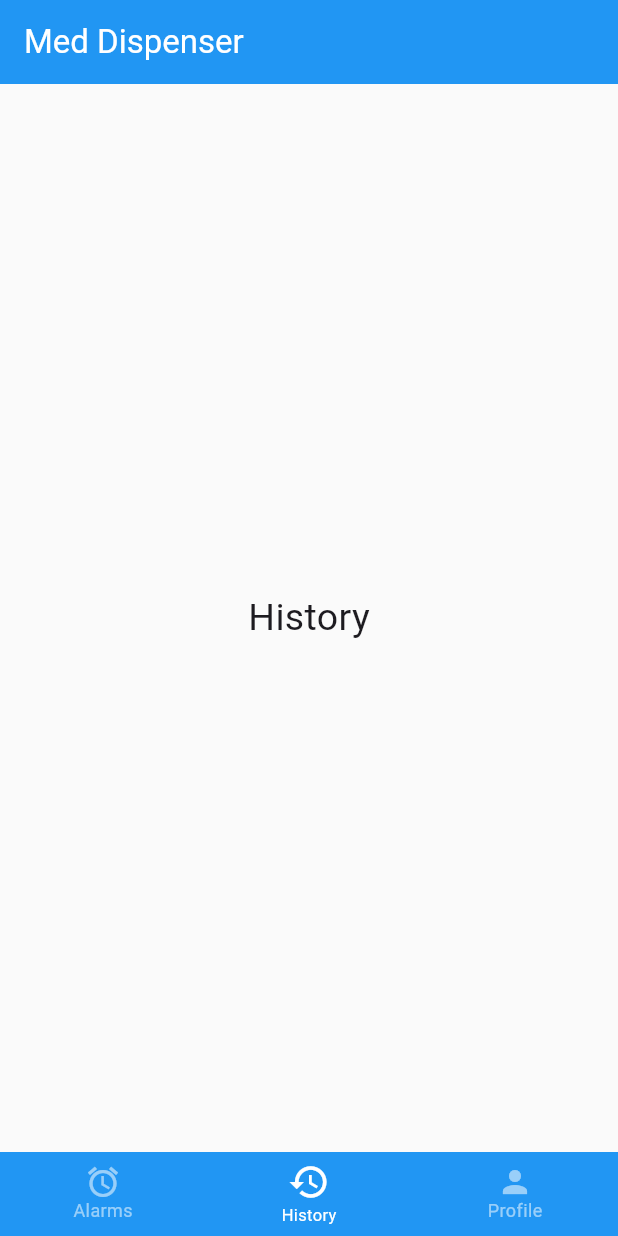
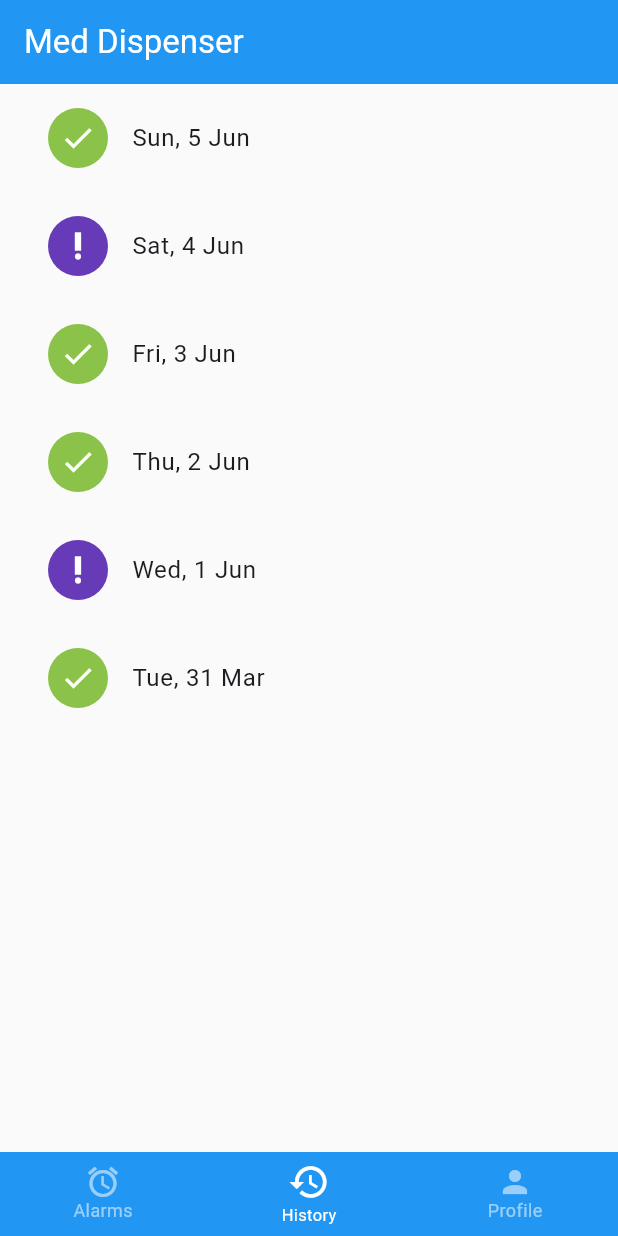
Before and after one commit to sam17012k1/MedDispenser, a Flutter app: the screen it shows after launch, item 2 of the bottom bar chosen, on a phone screen of 412 x 824 dp. Run offline on Flutter 3.47's test engine with Material 2 defaults, Android fonts, the phone set to English and light mode, and no system bars; our stand-ins replace firebase_database; accounts and stored records are empty.

Commit message:
UI and pages updated

```diff
--- /dev/null
+++ b/lib/pages/historyPage/historylandingpage.dart
@@ -0,0 +1,30 @@
+import 'package:flutter/material.dart';
+import './widgets.dart';
+
+class HistoryPage extends StatefulWidget {
+  const HistoryPage({Key? key}) : super(key: key);
+
+  @override
+  State<HistoryPage> createState() => _HistoryPageState();
+}
+
+class _HistoryPageState extends State<HistoryPage> {
+
+  @override
+  Widget build(BuildContext context) {
+    return Align(
+      alignment: Alignment.bottomCenter,
+      child: ListView(
+        padding: const EdgeInsets.fromLTRB(16, 0, 16, 0),
+        children: const [
+          MedicineStatus(check: true, day: 'Sun, 5 Jun',),
+          MedicineStatus(check: false, day: 'Sat, 4 Jun',),
+          MedicineStatus(check: true, day: 'Fri, 3 Jun',),
+          MedicineStatus(check: true, day: 'Thu, 2 Jun',),
+          MedicineStatus(check: false, day: 'Wed, 1 Jun',),
+          MedicineStatus(check: true, day: 'Tue, 31 Mar',),
+        ],
+      ),
+    );
+  }
+}
--- /dev/null
+++ b/lib/pages/historyPage/widgets.dart
@@ -0,0 +1,39 @@
+import 'package:flutter/material.dart';
+import './historypage.dart';
+
+
+class MedicineStatus extends StatelessWidget {
+  final bool check ;
+  final String day;
+  const MedicineStatus({
+    required this.check,
+    required this.day,
+    Key? key,
+  }) : super(key: key);
+
+  @override
+  Widget build(BuildContext context) {
+    return Padding(
+      padding: const EdgeInsets.only(top: 8, bottom: 8),
+      child: GestureDetector(
+        onTap: (){
+          Navigator.push( context,
+            MaterialPageRoute(builder: (context) => HistoryScreen(day: day)),
+          );
+        },
+        child: ListTile(
+          leading: check == true ?
+          const CircleAvatar(
+            backgroundColor: Colors.lightGreen,
+            child: Icon(Icons.check, color: Colors.white,),
+          )
+            : const CircleAvatar(
+            backgroundColor: Colors.deepPurple,
+            child: Icon(Icons.priority_high, color: Colors.white,),
+          ),
+          title: Text(day),
+        ),
+      ),
+    );
+  }
+}
--- a/lib/pages/homePage/homepage.dart
+++ b/lib/pages/homePage/homepage.dart
@@ -1,5 +1,7 @@
 import 'package:flutter/material.dart';
 import 'package:alarms_app/pages/alarmsPage/alarmspage.dart';
+import 'package:alarms_app/pages/historyPage/historypage.dart';
+import 'package:alarms_app/pages/historyPage/historylandingpage.dart';
 
 class HomePage extends StatefulWidget {
   const HomePage({Key? key}) : super(key: key);
@@ -11,29 +13,45 @@ class HomePage extends StatefulWidget {
 class _HomePageState extends State<HomePage> {
   int currIndex=0;
 
-  final screens=[
-    const Center(child: Text("History",style: TextStyle(fontSize: 25)),),
-    const Center(child: Text("Profile",style: TextStyle(fontSize: 25)),),
-  ];
-
   @override
   Widget build(BuildContext context) {
     return Scaffold(
       backgroundColor: const Color(0xFFFAFAFA),
+
+      // AppBar
       appBar: AppBar(
         elevation: 0,
         backgroundColor: Colors.blue,
         foregroundColor: Colors.white,
         title: const Text("Med Dispenser"),
       ),
+
+      // Body
       body: IndexedStack(
         index: currIndex,
-        children: const [
-          AlarmsPage(),
-          Center(child: Text("History",style: TextStyle(fontSize: 25)),),
-          Center(child: Text("Profile",style: TextStyle(fontSize: 25)),),
+        children: [
+          const AlarmsPage(),
+          const HistoryPage(),
+          Center(
+            child: Column(
+              mainAxisAlignment: MainAxisAlignment.center,
+              crossAxisAlignment: CrossAxisAlignment.center,
+              children: const [
+                Icon(Icons.lock_outline, size: 32,
+                  color: Color(0xFF39A377),
+                ),
+                Text('Oops! Profiles are locked right now',
+                  style: TextStyle(
+                    color: Color(0xFF39A377),
+                  ),
+                )
+              ],
+            ),
+          )
         ],
       ),
+
+      // Bottom Navigation Bar
       bottomNavigationBar: BottomNavigationBar(
         currentIndex: currIndex,
         onTap: (index) => setState(() {
@@ -51,6 +69,7 @@ class _HomePageState extends State<HomePage> {
           BottomNavigationBarItem(icon: Icon(Icons.person), label: 'Profile'),
         ],
       ),
+
     );
   }
 }
--- a/pubspec.yaml
+++ b/pubspec.yaml
@@ -63,11 +63,11 @@ flutter:
       fonts:
         - asset: assets/fonts/JosefinSans-Regular.ttf
   assets:
-    - assets/sound1.wav
+    - assets/
 
   # To add assets to your application, add an assets section, like this:
   # assets:
-  #   - images/a_dot_burr.jpeg
+    - assets/images/
   #   - images/a_dot_ham.jpeg
 
   # An image asset can refer to one or more resolution-specific "variants", see
```
Also changed, not shown: lib/pages/alarmsPage/constants.dart (+11 -11 lines), lib/pages/alarmsPage/widgets.dart (+4 -4 lines), lib/pages/historyPage/historypage.dart (added, +98 -0 lines), assets/images/img.png (added).
